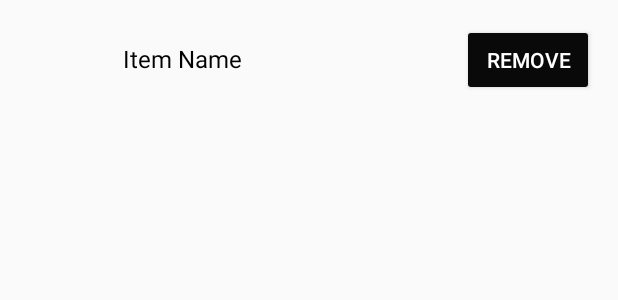
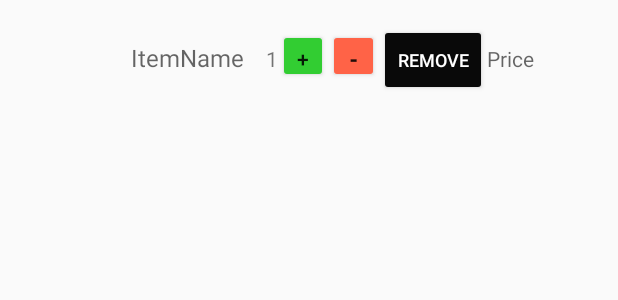
Before and after one commit to TebogoSeokgo/SoniaEmporium2, an Android app: the layout cart_item.xml on its own in the app's theme, with its tools: preview values and no code run, on a phone screen of 412 x 824 dp. Shown: the top 300 px of the screen. Run offline under Robolectric (Android 15) with nearby library versions, the phone set to English and light mode, and no system bars.

Commit message:
cartitem adjusting layout

```diff
--- a/app/src/main/res/layout/cart_item.xml
+++ b/app/src/main/res/layout/cart_item.xml
@@ -6,26 +6,57 @@
 
     <ImageView
         android:id="@+id/cartItemImage"
-        android:layout_width="50dp"
+        android:layout_width="55dp"
         android:layout_height="50dp"
         android:layout_marginEnd="16dp"
         android:src="@drawable/ic_placeholder" />
 
     <TextView
         android:id="@+id/cartItemName"
-        android:layout_width="wrap_content"
-        android:layout_height="wrap_content"
+        android:layout_width="20dp"
+        android:layout_height="23dp"
         android:layout_weight="1"
-        android:text="Item Name"
+        android:hint="ItemName"
         android:textColor="#000000"
         android:textSize="16sp" />
 
+    <!-- Add to item_cart.xml -->
+    <TextView
+        android:id="@+id/itemQuantityTextView"
+        android:layout_width="wrap_content"
+        android:layout_height="wrap_content"
+        android:text="1" />
+
+    <Button
+        android:id="@+id/increaseButton"
+        android:layout_width="33dp"
+        android:layout_height="36dp"
+        android:backgroundTint="#32CD32"
+        android:text="+" />
+
+    <Button
+        android:id="@+id/decreaseButton"
+        android:layout_width="34dp"
+        android:layout_height="36dp"
+        android:backgroundTint="#FF6347"
+        android:text="-"
+        android:textStyle="bold" />
+
+
     <Button
         android:id="@+id/removeCartItem"
-        android:layout_width="wrap_content"
+        android:layout_width="72dp"
         android:layout_height="wrap_content"
         android:backgroundTint="#090909"
         android:text="Remove"
-        android:textColor="#FFFFFF" />
+        android:textColor="#FFFFFF"
+        android:textSize="12sp" />
+
+    <TextView
+        android:id="@+id/itemPriceTextView"
+        android:layout_width="1dp"
+        android:layout_height="23dp"
+        android:layout_weight="1"
+        android:hint="Price" />
 
 </LinearLayout>
```
